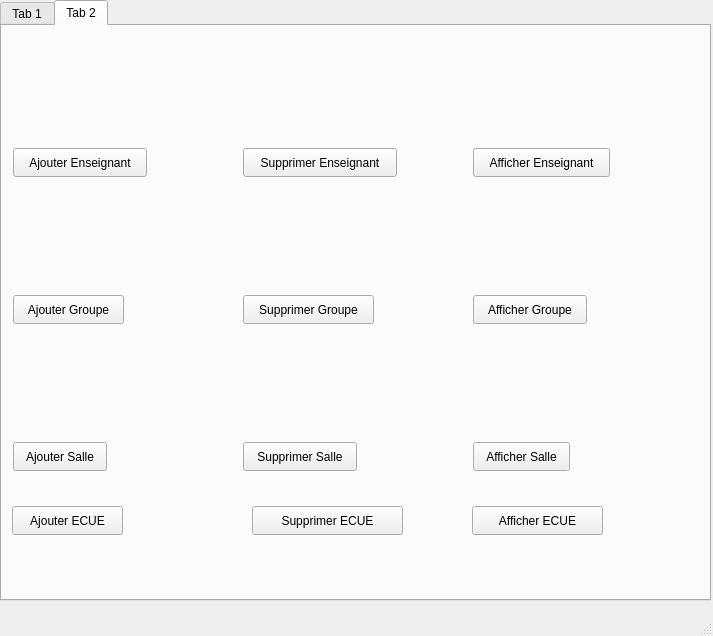
Benjambon/EmploiDuTemps-ESEO, file mainwindow.ui: the form before one commit.
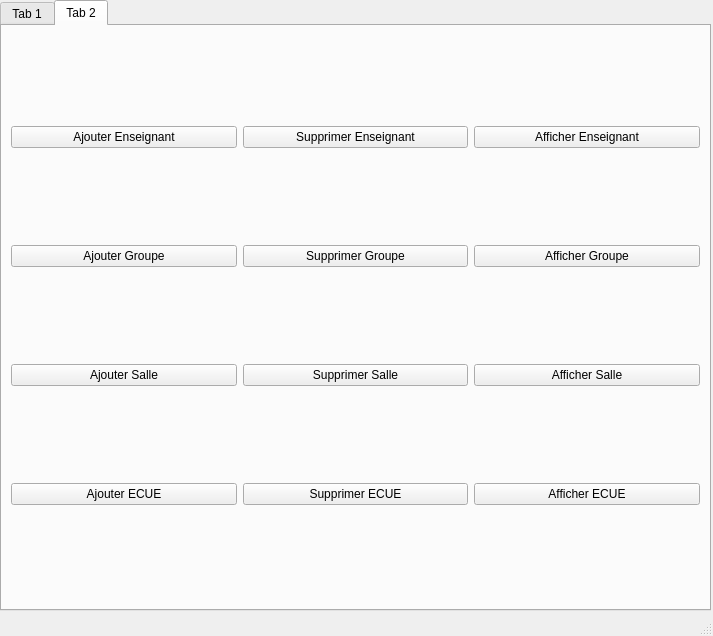
The form after the commit.

Patch:
```diff
--- a/mainwindow.ui
+++ b/mainwindow.ui
@@ -20,7 +20,7 @@
       <x>0</x>
       <y>0</y>
       <width>711</width>
-      <height>601</height>
+      <height>611</height>
      </rect>
     </property>
     <property name="currentIndex">
@@ -38,162 +38,92 @@
      <attribute name="title">
       <string>Tab 2</string>
      </attribute>
+     <layout class="QGridLayout" name="gridLayout">
+      <item row="0" column="0">
      <widget class="QPushButton" name="btnAjouterEnseignant">
-      <property name="geometry">
-       <rect>
-        <x>11</x>
-        <y>122</y>
-        <width>134</width>
-        <height>29</height>
-       </rect>
-      </property>
       <property name="text">
        <string>Ajouter Enseignant</string>
       </property>
      </widget>
+      </item>
+      <item row="0" column="1">
      <widget class="QPushButton" name="btnSupprimerEnseignant">
-      <property name="geometry">
-       <rect>
-        <x>241</x>
-        <y>122</y>
-        <width>154</width>
-        <height>29</height>
-       </rect>
-      </property>
       <property name="text">
        <string>Supprimer Enseignant</string>
       </property>
      </widget>
+      </item>
+      <item row="0" column="2">
      <widget class="QPushButton" name="btnAfficherEnseignants">
-      <property name="geometry">
-       <rect>
-        <x>471</x>
-        <y>122</y>
-        <width>137</width>
-        <height>29</height>
-       </rect>
-      </property>
       <property name="text">
        <string>Afficher Enseignant</string>
       </property>
      </widget>
+      </item>
+      <item row="1" column="0">
      <widget class="QPushButton" name="btnAjouterGroupe">
-      <property name="geometry">
-       <rect>
-        <x>11</x>
-        <y>269</y>
-        <width>111</width>
-        <height>29</height>
-       </rect>
-      </property>
       <property name="text">
        <string>Ajouter Groupe</string>
       </property>
      </widget>
+      </item>
+      <item row="1" column="1">
      <widget class="QPushButton" name="btnSupprimerGroupe">
-      <property name="geometry">
-       <rect>
-        <x>241</x>
-        <y>269</y>
-        <width>131</width>
-        <height>29</height>
-       </rect>
-      </property>
       <property name="text">
        <string>Supprimer Groupe</string>
       </property>
      </widget>
+      </item>
+      <item row="1" column="2">
      <widget class="QPushButton" name="btnAfficherGroupes">
-      <property name="geometry">
-       <rect>
-        <x>471</x>
-        <y>269</y>
-        <width>114</width>
-        <height>29</height>
-       </rect>
-      </property>
       <property name="text">
        <string>Afficher Groupe</string>
       </property>
      </widget>
+      </item>
+      <item row="2" column="0">
      <widget class="QPushButton" name="btnAjouterSalle">
-      <property name="geometry">
-       <rect>
-        <x>11</x>
-        <y>416</y>
-        <width>94</width>
-        <height>29</height>
-       </rect>
-      </property>
       <property name="text">
        <string>Ajouter Salle</string>
       </property>
      </widget>
+      </item>
+      <item row="2" column="1">
      <widget class="QPushButton" name="btnSupprimerSalle">
-      <property name="geometry">
-       <rect>
-        <x>241</x>
-        <y>416</y>
-        <width>114</width>
-        <height>29</height>
-       </rect>
-      </property>
       <property name="text">
        <string>Supprimer Salle</string>
       </property>
      </widget>
+      </item>
+      <item row="2" column="2">
      <widget class="QPushButton" name="btnAfficherSalles">
-      <property name="geometry">
-       <rect>
-        <x>471</x>
-        <y>416</y>
-        <width>97</width>
-        <height>29</height>
-       </rect>
-      </property>
       <property name="text">
        <string>Afficher Salle</string>
       </property>
      </widget>
+      </item>
+      <item row="3" column="0">
      <widget class="QPushButton" name="btnAjouterEcue">
-      <property name="geometry">
-       <rect>
-        <x>10</x>
-        <y>480</y>
-        <width>111</width>
-        <height>29</height>
-       </rect>
-      </property>
       <property name="text">
        <string>Ajouter ECUE</string>
       </property>
      </widget>
+      </item>
+      <item row="3" column="1">
      <widget class="QPushButton" name="btnSupprimerEcue">
-      <property name="geometry">
-       <rect>
-        <x>250</x>
-        <y>480</y>
-        <width>151</width>
-        <height>29</height>
-       </rect>
-      </property>
       <property name="text">
        <string>Supprimer ECUE</string>
       </property>
      </widget>
+      </item>
+      <item row="3" column="2">
      <widget class="QPushButton" name="btnAfficherEcues">
-      <property name="geometry">
-       <rect>
-        <x>470</x>
-        <y>480</y>
-        <width>131</width>
-        <height>29</height>
-       </rect>
-      </property>
       <property name="text">
        <string>Afficher ECUE</string>
       </property>
      </widget>
+      </item>
+     </layout>
     </widget>
    </widget>
   </widget>
```
Lines whose indentation alone changed are shown as unchanged.
